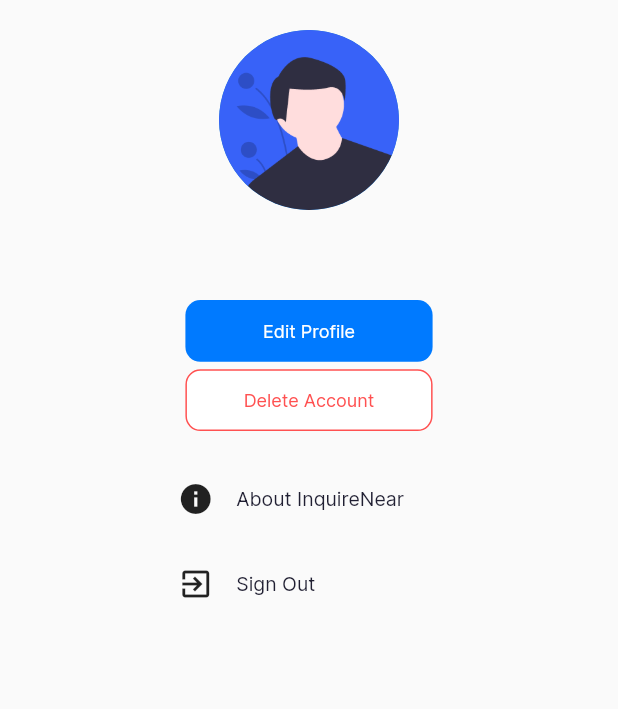
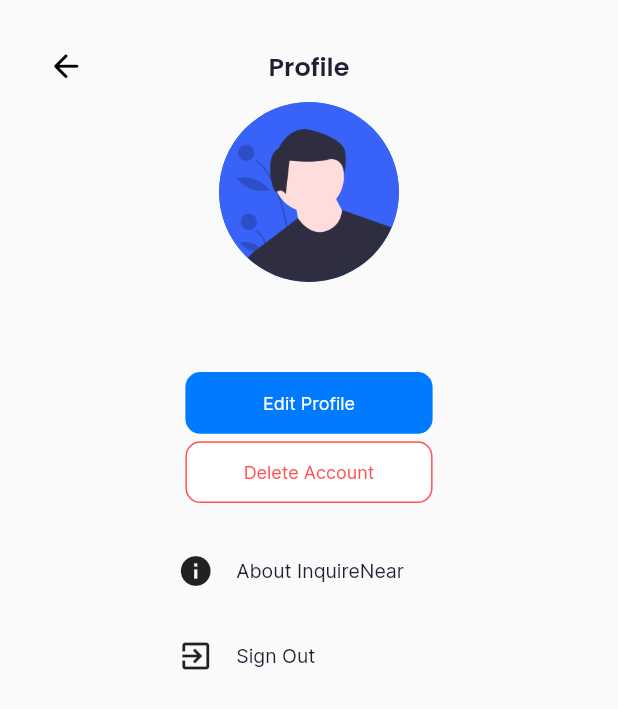
Before and after one commit to adiboii/inquire-near, a Flutter app: the ProfileScreen screen opened by its route, on a phone screen of 412 x 824 dp. Shown: the top 709 px of the screen. Run offline on Flutter 3.47's test engine with Material 2 defaults, Android fonts, the phone set to English and light mode, and no system bars; our stand-ins replace auto_size_text, bloc, cloud_firestore, dio, equatable, firebase_auth and 12 more; missing offline and left inert: cloud_firestore_web, firebase_auth_web, firebase_core_web, firebase_storage_web, flutter_inappwebview, google_sign_in_web and 3 more; accounts and stored records are empty; project files that could hold a hidden picture were left out.

Commit message:
Add page title

```diff
--- a/lib/screens/common/profile_screen.dart
+++ b/lib/screens/common/profile_screen.dart
@@ -9,6 +9,7 @@ import 'package:inquire_near/bloc/bloc/auth/auth_bloc.dart';
 import 'package:inquire_near/components/buttons.dart';
 import 'package:inquire_near/components/labels.dart';
 import 'package:inquire_near/routes.dart';
+import 'package:inquire_near/components/page_title.dart';
 import 'package:inquire_near/themes/app_theme.dart' as theme;
 
 class ProfileScreen extends StatelessWidget {
@@ -66,6 +67,12 @@ class ProfileScreen extends StatelessWidget {
               child: Column(
                 crossAxisAlignment: CrossAxisAlignment.center,
                 children: [
+                  PageTitle(
+                      title: "Profile",
+                      onTap: () {
+                        Navigator.pop(context);
+                      },
+                  ),
                   const CircleAvatar(
                     radius: 60.0,
                     backgroundImage: AssetImage(
```
